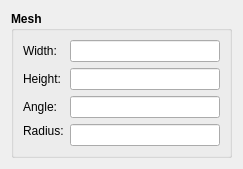
First picture: the form in ui/Mesh.ui, repository murilloeng/Plates, before the edit.
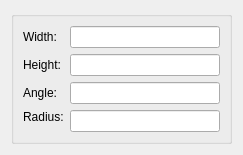
Second picture: the form after the edit.

Diff of the .ui file:
```diff
--- a/ui/Mesh.ui
+++ b/ui/Mesh.ui
@@ -7,7 +7,7 @@
     <x>0</x>
     <y>0</y>
     <width>233</width>
-    <height>156</height>
+    <height>140</height>
    </rect>
   </property>
   <property name="windowTitle">
@@ -22,7 +22,7 @@
       </font>
      </property>
      <property name="title">
-      <string>Mesh</string>
+      <string/>
      </property>
      <layout class="QGridLayout" name="gridLayout_3">
       <item row="1" column="1">
```
